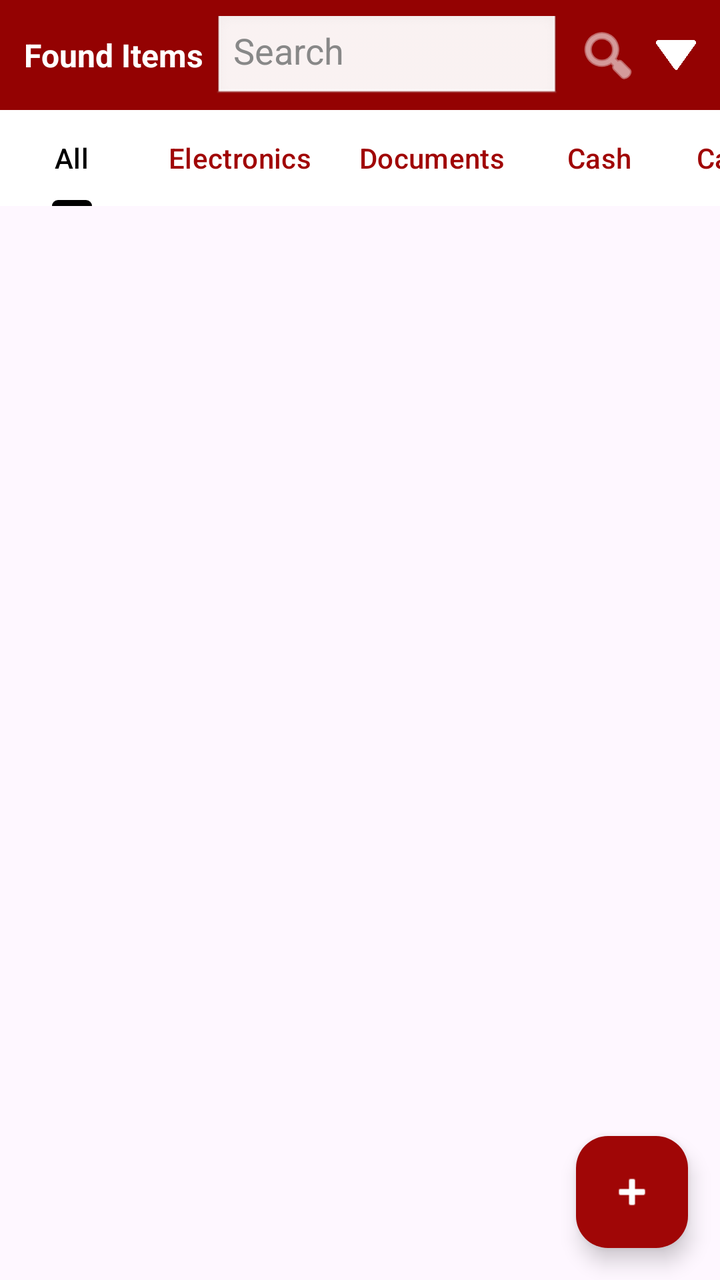
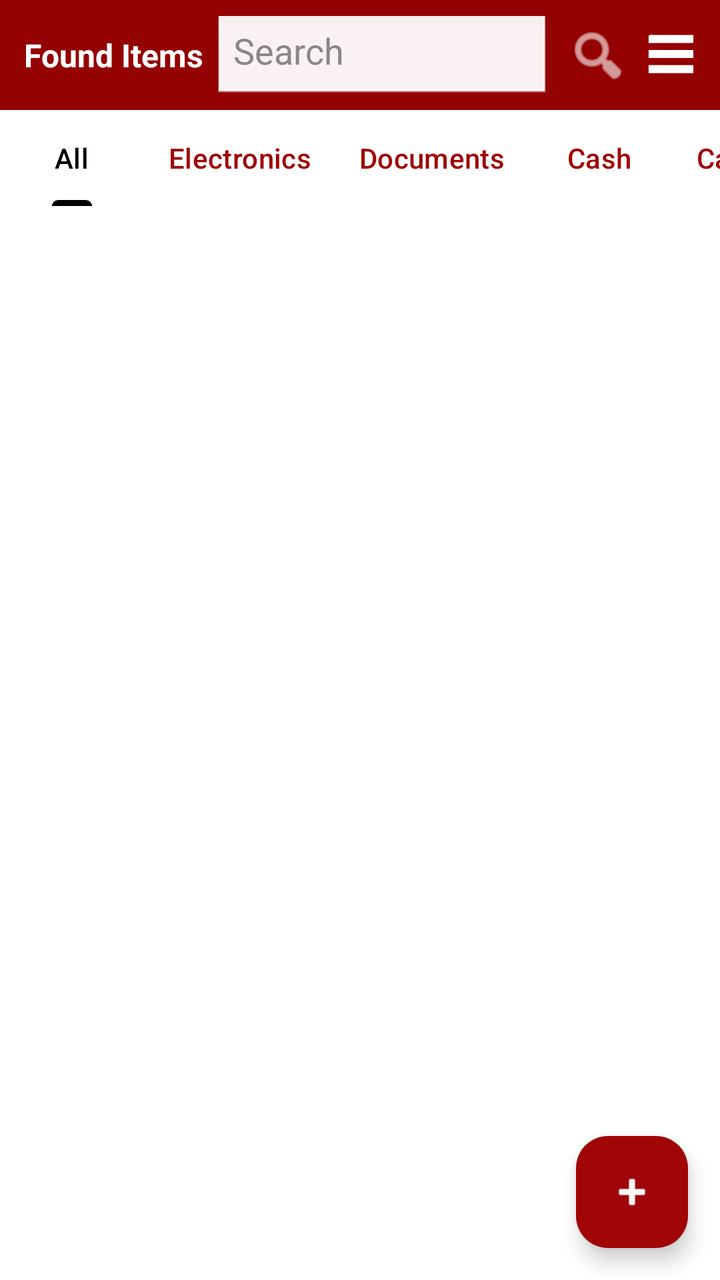

Before-and-after screenshots of an Android layout around one commit, followed by the original layout XML and the change that was made.
<!-- AndroidManifest.xml: application theme Theme.FinalCaseStudy -->
<!-- res/layout/activity_item_found.xml -->
<?xml version="1.0" encoding="utf-8"?>
<androidx.constraintlayout.widget.ConstraintLayout xmlns:android="http://schemas.android.com/apk/res/android"
    xmlns:app="http://schemas.android.com/apk/res-auto"
    xmlns:tools="http://schemas.android.com/tools"
    android:id="@+id/main"
    android:layout_width="match_parent"
    android:layout_height="match_parent"
    android:backgroundTintMode="add"
    tools:context=".ItemFoundActivity">

    

    <TextView
        android:id="@+id/textView56"
        android:layout_width="420dp"
        android:layout_height="67dp"
        android:layout_marginBottom="5dp"
        android:background="#A00606"
        app:layout_constraintBottom_toBottomOf="parent"
        app:layout_constraintEnd_toEndOf="parent"
        app:layout_constraintHorizontal_bias="0.420"
        app:layout_constraintStart_toStartOf="parent"
        app:layout_constraintTop_toTopOf="parent"
        app:layout_constraintVertical_bias="0.0" />

    <ImageView
        android:id="@+id/imageView6"
        android:layout_width="40dp"
        android:layout_height="67dp"
        android:contentDescription="BPSU Logo"
        android:src="@drawable/bataan_peninsula_state_university_logo"
        app:layout_constraintBottom_toBottomOf="parent"
        app:layout_constraintEnd_toEndOf="parent"
        app:layout_constraintHorizontal_bias="0.043"
        app:layout_constraintStart_toStartOf="parent"
        app:layout_constraintTop_toTopOf="parent"
        app:layout_constraintVertical_bias="0.0" />

    <TextView
        android:id="@+id/textview"
        android:layout_width="280dp"
        android:layout_height="26dp"
        android:fontFamily="sans-serif"
        android:text="Bataan Peninsula State University"
        android:textColor="#ffffff"
        android:textSize="18sp"
        android:textStyle="bold"
        app:layout_constraintBottom_toBottomOf="parent"
        app:layout_constraintEnd_toEndOf="parent"
        app:layout_constraintHorizontal_bias="0.500"
        app:layout_constraintStart_toStartOf="parent"
        app:layout_constraintTop_toTopOf="parent"
        app:layout_constraintVertical_bias="0.027" />

    


    

    <LinearLayout
        android:id="@+id/searchContainer"
        android:layout_width="0dp"
        android:layout_height="55dp"
        android:background="#940202"
        android:gravity="center_vertical"
        android:minHeight="56dp"
        android:orientation="horizontal"
        android:paddingHorizontal="12dp"
        android:paddingVertical="8dp"
        app:layout_constraintEnd_toEndOf="parent"
        app:layout_constraintHorizontal_bias="0.0"
        app:layout_constraintStart_toStartOf="parent"
        tools:layout_editor_absoluteY="67dp">

        <TextView
            android:id="@+id/textview2"
            android:layout_width="wrap_content"
            android:layout_height="wrap_content"
            android:layout_marginEnd="5dp"
            android:text="Found Items"
            android:textColor="#ffffff"
            android:textSize="16sp"
            android:textStyle="bold" />

        

        <EditText
            android:id="@+id/editTextText"
            android:layout_width="0dp"
            android:layout_height="48dp"
            android:layout_weight="1"
            android:background="@android:drawable/edit_text"
            android:hint="Search"
            android:importantForAccessibility="yes"
            android:inputType="text"
            android:paddingHorizontal="10dp"
            android:textColor="#000000"
            android:textColorHint="#888888" />

        <ImageButton
            android:id="@+id/buttonSearch"
            android:layout_width="48dp"
            android:layout_height="48dp"
            android:background="?attr/selectableItemBackgroundBorderless"
            android:contentDescription="Search"
            android:src="@android:drawable/ic_menu_search"
            app:tint="#ffffff" />

        <Spinner
            android:id="@+id/spinner"
            android:layout_width="20dp"
            android:layout_height="15dp"
            android:background="@drawable/pngaaa_com_5204195"
            android:backgroundTintMode="add"
            android:entries="@array/menu_items"
            android:spinnerMode="dropdown" />

    </LinearLayout>

    <com.google.android.material.tabs.TabLayout
        android:id="@+id/tabLayout"
        android:layout_width="0dp"
        android:layout_height="wrap_content"
        android:background="#ffffff"
        app:layout_constraintEnd_toEndOf="parent"
        app:layout_constraintStart_toStartOf="parent"
        app:layout_constraintTop_toBottomOf="@id/searchContainer"
        app:tabIndicatorColor="#000000"
        app:tabMode="scrollable"
        app:tabSelectedTextColor="#000000"
        app:tabTextColor="#A00606">

        <com.google.android.material.tabs.TabItem
            android:layout_width="wrap_content"
            android:layout_height="wrap_content"
            android:text="All" />

        <com.google.android.material.tabs.TabItem
            android:layout_width="wrap_content"
            android:layout_height="wrap_content"
            android:text="Electronics" />

        <com.google.android.material.tabs.TabItem
            android:layout_width="wrap_content"
            android:layout_height="wrap_content"
            android:text="Documents" />

        <com.google.android.material.tabs.TabItem
            android:layout_width="wrap_content"
            android:layout_height="wrap_content"
            android:text="Cash" />

        <com.google.android.material.tabs.TabItem
            android:layout_width="wrap_content"
            android:layout_height="wrap_content"
            android:text="Cards and IDs" />

        <com.google.android.material.tabs.TabItem
            android:layout_width="wrap_content"
            android:layout_height="wrap_content"
            android:text="Keys" />

        <com.google.android.material.tabs.TabItem
            android:layout_width="wrap_content"
            android:layout_height="wrap_content"
            android:text="Personal Items" />

        <com.google.android.material.tabs.TabItem
            android:layout_width="wrap_content"
            android:layout_height="wrap_content"
            android:text="Clothing" />

        <com.google.android.material.tabs.TabItem
            android:layout_width="wrap_content"
            android:layout_height="wrap_content"
            android:text="Accessories" />

        <com.google.android.material.tabs.TabItem
            android:layout_width="wrap_content"
            android:layout_height="wrap_content"
            android:text="School Supplies" />

        <com.google.android.material.tabs.TabItem
            android:layout_width="wrap_content"
            android:layout_height="wrap_content"
            android:text="Others" />
    </com.google.android.material.tabs.TabLayout>


    

    

    <com.google.android.material.floatingactionbutton.FloatingActionButton
        android:id="@+id/floatingActionButton2"
        android:layout_width="wrap_content"
        android:layout_height="wrap_content"
        android:layout_margin="16dp"
        android:layout_marginEnd="16dp"
        android:layout_marginBottom="52dp"
        android:contentDescription="Add new found item"
        android:src="@android:drawable/ic_input_add"
        app:backgroundTint="#A00606"
        app:layout_constraintBottom_toBottomOf="parent"
        app:layout_constraintEnd_toEndOf="parent"
        app:tint="@android:color/white" />

    <androidx.recyclerview.widget.RecyclerView
        android:id="@+id/recyclerView"
        android:layout_width="398dp"
        android:layout_height="714dp"
        android:padding="8dp"
        app:layoutManager="androidx.recyclerview.widget.GridLayoutManager"
        app:layout_constraintBottom_toTopOf="@id/floatingActionButton2"
        app:layout_constraintEnd_toEndOf="parent"
        app:layout_constraintHorizontal_bias="0.461"
        app:layout_constraintStart_toStartOf="parent"
        app:layout_constraintTop_toBottomOf="@id/tabLayout"
        app:layout_constraintVertical_bias="0.0"
        app:spanCount="2" />

</androidx.constraintlayout.widget.ConstraintLayout>
<!-- resources referenced by this layout -->
<resources>
  <string-array name="menu_items">
          <item>Select page</item>
          <item>Home</item>
          <item>Lost Items</item>
          <item>Found Items</item>
          <item>Summary</item>
          <item>Logout</item>
      </string-array>
  <!-- drawable bataan_peninsula_state_university_logo: png bitmap (drawable, 28800 bytes) -->
  <!-- drawable pngaaa_com_5204195: png bitmap (drawable, 10240 bytes) -->
  <style name="Theme.FinalCaseStudy" parent="Base.Theme.FinalCaseStudy" />
  <style name="Base.Theme.FinalCaseStudy" parent="Theme.Material3.DayNight.NoActionBar">
          
          
      </style>
</resources>

<!-- the commit's change to res/layout/activity_item_found.xml (unified diff, before → after) -->
@@ -5,6 +5,7 @@
     android:id="@+id/main"
     android:layout_width="match_parent"
     android:layout_height="match_parent"
+    android:background="#ffffff"
     android:backgroundTintMode="add"
     tools:context=".ItemFoundActivity">
 
@@ -108,9 +109,9 @@
 
         <Spinner
             android:id="@+id/spinner"
-            android:layout_width="20dp"
-            android:layout_height="15dp"
-            android:background="@drawable/pngaaa_com_5204195"
+            android:layout_width="25dp"
+            android:layout_height="23dp"
+            android:background="@drawable/white_menu_icon_png_18_removebg_preview"
             android:backgroundTintMode="add"
             android:entries="@array/menu_items"
             android:spinnerMode="dropdown" />
<!-- resource entries referenced after the edit -->
@@ -9,7 +9,7 @@
           <item>Logout</item>
       </string-array>
   <!-- drawable bataan_peninsula_state_university_logo: png bitmap (drawable, 28800 bytes) -->
-  <!-- drawable pngaaa_com_5204195: png bitmap (drawable, 10240 bytes) -->
+  <!-- drawable white_menu_icon_png_18_removebg_preview: png bitmap (drawable, 4588 bytes) -->
   <style name="Theme.FinalCaseStudy" parent="Base.Theme.FinalCaseStudy" />
   <style name="Base.Theme.FinalCaseStudy" parent="Theme.Material3.DayNight.NoActionBar">
           
